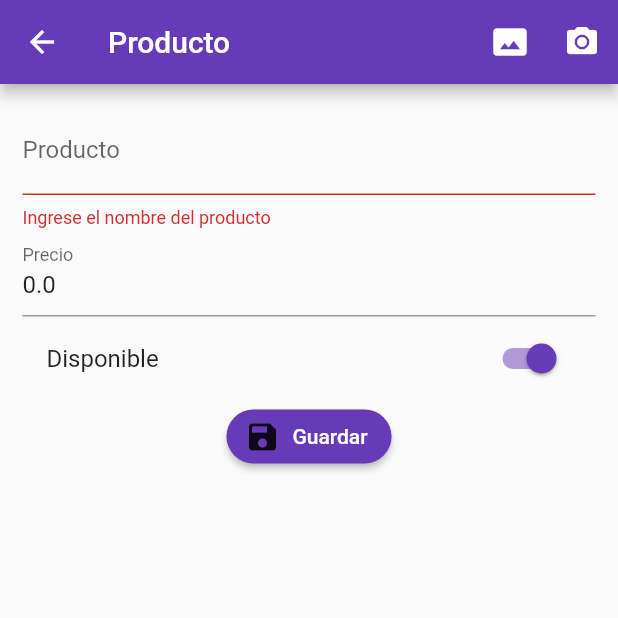
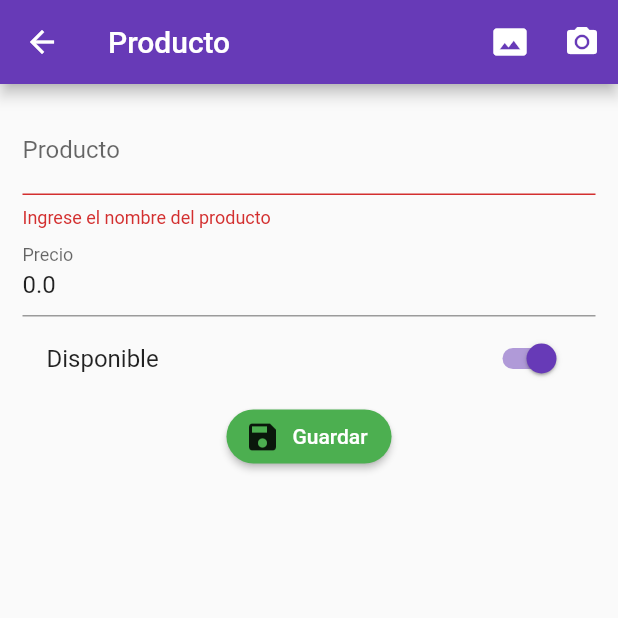
Before and after one commit to velascoandres/flup, a Flutter app: the ProductoPage screen opened by its route, after a tap on "Guardar", on a phone screen of 412 x 824 dp, the top half of it. Run offline on Flutter 3.47's test engine with Material 2 defaults, Android fonts, the phone set to English and light mode, and no system bars; our stand-ins replace rxdart; network calls fail.

Commit message:
actualizar producto

```diff
--- a/lib/src/models/producto_model.dart
+++ b/lib/src/models/producto_model.dart
@@ -24,7 +24,7 @@ class ProductoModel implements DeserializableModel {
       );
 
   Map<String, dynamic> toJson() => {
-        "id": id,
+        // "id": id,
         "titulo": titulo,
         "valor": valor,
         "disponible": disponible,
--- a/lib/src/pages/home_page.dart
+++ b/lib/src/pages/home_page.dart
@@ -77,7 +77,7 @@ class HomePage extends StatelessWidget {
       child: ListTile(
         title: Text('${producto.titulo} - ${producto.valor}'),
         subtitle: Text('${producto.id}'),
-        onTap: () => Navigator.pushNamed(context, 'producto'),
+        onTap: () => Navigator.pushNamed(context, 'producto', arguments: producto),
       ),
     );
   }
--- a/lib/src/pages/producto_page.dart
+++ b/lib/src/pages/producto_page.dart
@@ -18,6 +18,9 @@ class _ProductoPageState extends State<ProductoPage> {
 
   @override
   Widget build(BuildContext context) {
+    final ProductoModel productoArg = ModalRoute.of(context).settings.arguments;
+    if (productoArg != null) productoModel = productoArg;
+
     return Scaffold(
       appBar: AppBar(
         title: Text('Producto'),
@@ -42,7 +45,7 @@ class _ProductoPageState extends State<ProductoPage> {
                 _crearNombre(),
                 _crearPrecio(),
                 _crearDisponible(),
-                _crearBoton(),
+                _guardarBoton(),
               ],
             ),
           ),
@@ -80,19 +83,24 @@ class _ProductoPageState extends State<ProductoPage> {
         });
   }
 
-  Widget _crearBoton() {
+  Widget _guardarBoton() {
+    final bool debeEditar = productoModel.id != null;
+    final String mensaje = debeEditar ? 'Editar' : 'Guardar';
+    final Color color = debeEditar ? Colors.blueAccent : Colors.green;
+    final IconData icono = debeEditar ? Icons.update : Icons.save;
+
     return RaisedButton.icon(
       shape: RoundedRectangleBorder(
         borderRadius: BorderRadius.circular(20.0),
       ),
-      color: Colors.deepPurple,
+      color: color,
       label: Text(
-        'Guardar',
+        mensaje,
         style: TextStyle(
           color: Colors.white,
         ),
       ),
-      icon: Icon(Icons.save),
+      icon: Icon(icono),
       onPressed: _submit,
     );
   }
@@ -108,9 +116,40 @@ class _ProductoPageState extends State<ProductoPage> {
     );
   }
 
-  void _submit() {
+  void _submit() async {
     if (!formKey.currentState.validate()) return;
     formKey.currentState.save();
-    productoProvider.create(productoModel);
+    final bool debeEditar = productoModel.id != null;
+    if (debeEditar) {
+      final bool edito = await productoProvider.update(productoModel.id, productoModel);
+      if (edito){
+          // utils.mostrarSnackbar(
+          //   context,
+          //   mensaje: 'Producto editado!!',
+          //   onPressed: () {},
+          // );
+      } else {
+          // utils.mostrarSnackbar(
+          //   context,
+          //   mensaje: 'Error al editar!!',
+          //   onPressed: () {},
+          // );
+      }
+    } else {
+      final bool creo = await productoProvider.create(productoModel);
+      if (creo){
+          // utils.mostrarSnackbar(
+          //   context,
+          //   mensaje: 'Producto creado!!',
+          //   onPressed: () {},
+          // );
+      } else {
+          // utils.mostrarSnackbar(
+          //   context,
+          //   mensaje: 'Error al crear!!',
+          //   onPressed: () {},
+          // );
+      }
+    }
   }
 }
--- a/lib/src/utils/utils.dart
+++ b/lib/src/utils/utils.dart
@@ -10,7 +10,7 @@ void mostrarSnackbar(
   BuildContext context, {
   String mensaje: '',
   String label: '',
-  Function onPressed: null,
+  Function onPressed,
 }) {
   final snackBar = SnackBar(
     content: Text(mensaje),
```
Also changed, not shown: lib/src/library/principal_provider.dart (+18 -0 lines).
